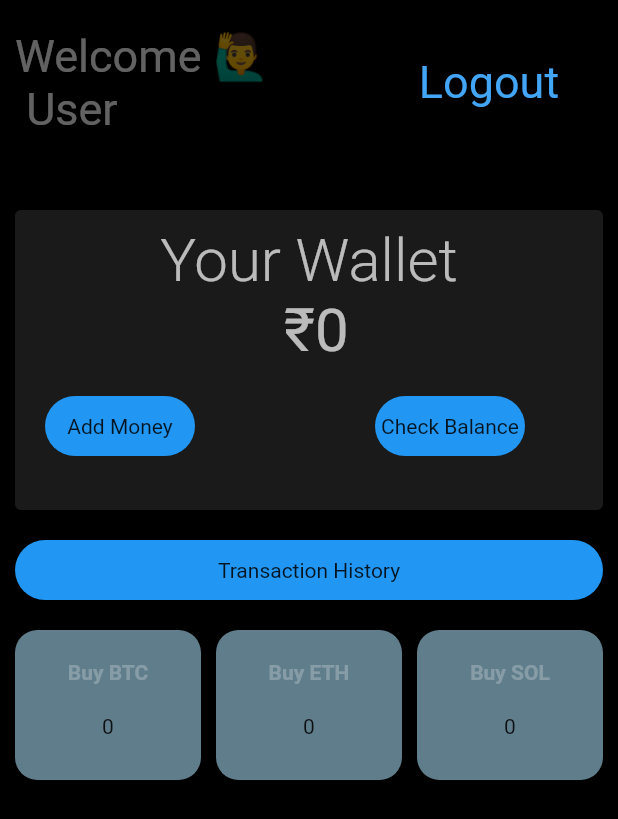
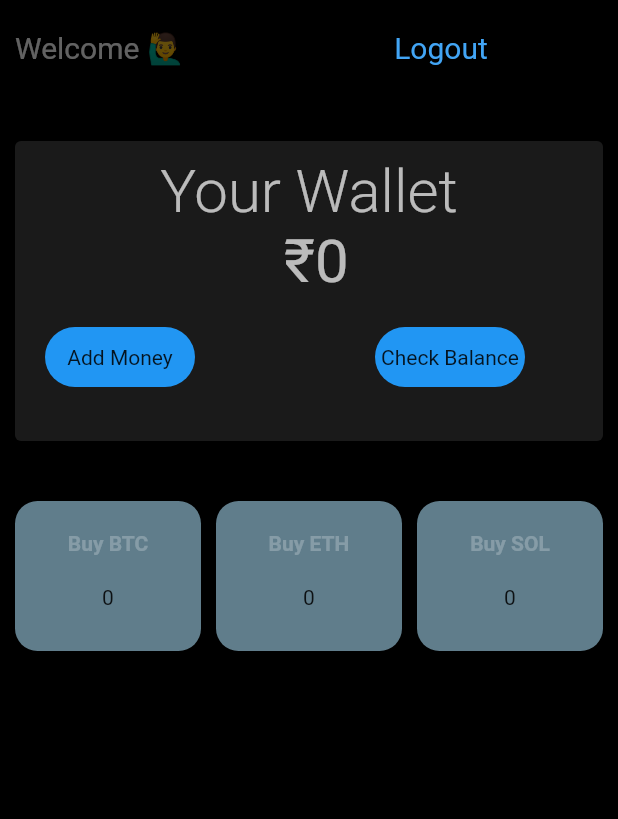
Before and after one commit to harsh-2024/Crypto-Wallet-app, a Flutter app: the Screen1 screen opened directly, on a phone screen of 412 x 824 dp. Shown: the top 819 px of the screen. Run offline on Flutter 3.47's test engine with Material 2 defaults, Android fonts, the phone set to English and light mode, and no system bars; our stand-ins replace cloud_firestore, firebase_auth, firebase_core, font_awesome_flutter, google_sign_in, toast; accounts and stored records are empty.

Commit message:
final minor bugs solved

```diff
--- a/authentication/lib/screen_pages/buyBTCpage.dart
+++ b/authentication/lib/screen_pages/buyBTCpage.dart
@@ -56,7 +56,7 @@ class _BTCState extends State<BTC> {
           InkWell(
             onTap: () =>
                 mapdata["walletAmount"] >= int.parse(myControllerbtc.text)
-                    ? updateBTC()
+                    ? updateBTC().whenComplete(() => Navigator.pop(context))
                     : showToast("Insufficient Balance", gravity: Toast.bottom),
 
             // onTap: () => updateBTC()
--- a/authentication/lib/screen_pages/buyETH.dart
+++ b/authentication/lib/screen_pages/buyETH.dart
@@ -56,7 +56,7 @@ class _ETHState extends State<ETH> {
           InkWell(
             onTap: () =>
                 mapdata["walletAmount"] >= int.parse(myControllereth.text)
-                    ? updateETH()
+                    ? updateETH().whenComplete(() => Navigator.pop(context))
                     : showToast("Insufficient Balance", gravity: Toast.bottom),
 
             // onTap: () => updateBTC()
--- a/authentication/lib/screen_pages/buySOL.dart
+++ b/authentication/lib/screen_pages/buySOL.dart
@@ -56,7 +56,7 @@ class _SOLState extends State<SOL> {
           InkWell(
             onTap: () =>
                 mapdata["walletAmount"] >= int.parse(myControllersol.text)
-                    ? updateSOL()
+                    ? updateSOL().whenComplete(() => Navigator.pop(context))
                     : showToast("Insufficient Balance", gravity: Toast.bottom),
 
             // onTap: () => updateBTC()
--- a/authentication/lib/screen_pages/new_userReg.dart
+++ b/authentication/lib/screen_pages/new_userReg.dart
@@ -77,6 +77,7 @@ class _NewUserRegState extends State<NewUserReg> {
             height: 10,
           ),
           InkWell(
+            // onTap: signUp,
             onTap: () => signUp()
                 .whenComplete(() => showToast(
                     "Your new account has been created",
--- a/authentication/lib/screen_pages/screen1.dart
+++ b/authentication/lib/screen_pages/screen1.dart
@@ -9,11 +9,15 @@ import 'addMoneypage.dart';
 import 'package:toast/toast.dart';
 import 'package:font_awesome_flutter/font_awesome_flutter.dart';
 import 'package:google_sign_in/google_sign_in.dart';
+import 'addMoneypage.dart';
 
 import 'buyETH.dart';
 import 'buySOL.dart';
+// import 'user_info.dart';
 
 int addedAmount = 0;
+// UserInfoPro userInfoPro = UserInfoPro();
+// String? users_name = "";
 
 Map<dynamic, dynamic> fetchedData = <String, dynamic>{
   "walletAmount": 0,
@@ -43,6 +47,14 @@ class _Screen1State extends State<Screen1> {
     Toast.show(msg, duration: duration, gravity: gravity);
   }
 
+  // @override
+  // void initState() {
+  //   // TODO: implement initState
+  //   super.initState();
+  //   users_name = userInfoPro.name;
+  //   print(users_name);
+  // }
+
   void fetchWalletAmount() async {
     await documentReference.get().then((datasnapshot) => {
           addedAmount = fetchedData["walletAmount"],
@@ -69,15 +81,15 @@ class _Screen1State extends State<Screen1> {
                 children: [
                   SizedBox(width: 10),
                   Text(
-                    "Welcome 🙋‍♂️\n User",
-                    style: TextStyle(color: Colors.white38, fontSize: 30),
+                    "Welcome 🙋‍♂️",
+                    style: TextStyle(color: Colors.white38, fontSize: 20),
                   ),
-                  SizedBox(width: 100),
+                  SizedBox(width: 140),
                   InkWell(
                     child: Text(
                       "Logout",
                       style:
-                          TextStyle(color: Colors.blue.shade400, fontSize: 30),
+                          TextStyle(color: Colors.blue.shade400, fontSize: 20),
                     ),
                     onTap: () =>
                         signout().whenComplete(() => Navigator.pop(context)),
@@ -156,20 +168,20 @@ class _Screen1State extends State<Screen1> {
               Row(
                 children: [
                   SizedBox(width: 10),
-                  Expanded(
-                    child: InkWell(
-                      onTap: () => null,
-                      child: Container(
-                        child: Center(child: Text('Transaction History')),
-                        height: 40,
-                        width: 100,
-                        decoration: BoxDecoration(
-                          color: Colors.blue.shade500,
-                          borderRadius: BorderRadius.circular(20),
-                        ),
-                      ),
-                    ),
-                  ),
+                  // Expanded(
+                  //   child: InkWell(
+                  //     onTap: () => null,
+                  //     child: Container(
+                  //       child: Center(child: Text('Transaction History')),
+                  //       height: 40,
+                  //       width: 100,
+                  //       decoration: BoxDecoration(
+                  //         color: Colors.blue.shade500,
+                  //         borderRadius: BorderRadius.circular(20),
+                  //       ),
+                  //     ),
+                  //   ),
+                  // ),
                   SizedBox(width: 10),
                 ],
               ),
```
Also changed, not shown: authentication/lib/login.dart (+11 -9 lines), authentication/lib/screen_pages/user_info.dart (added, +12 -0 lines).
